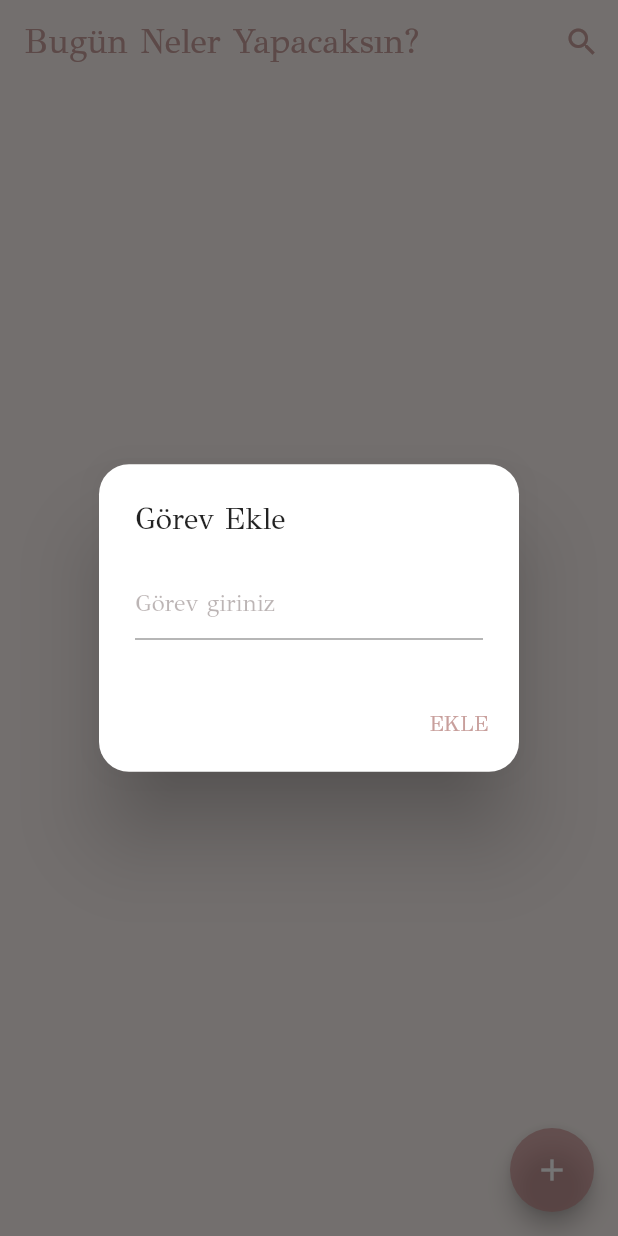
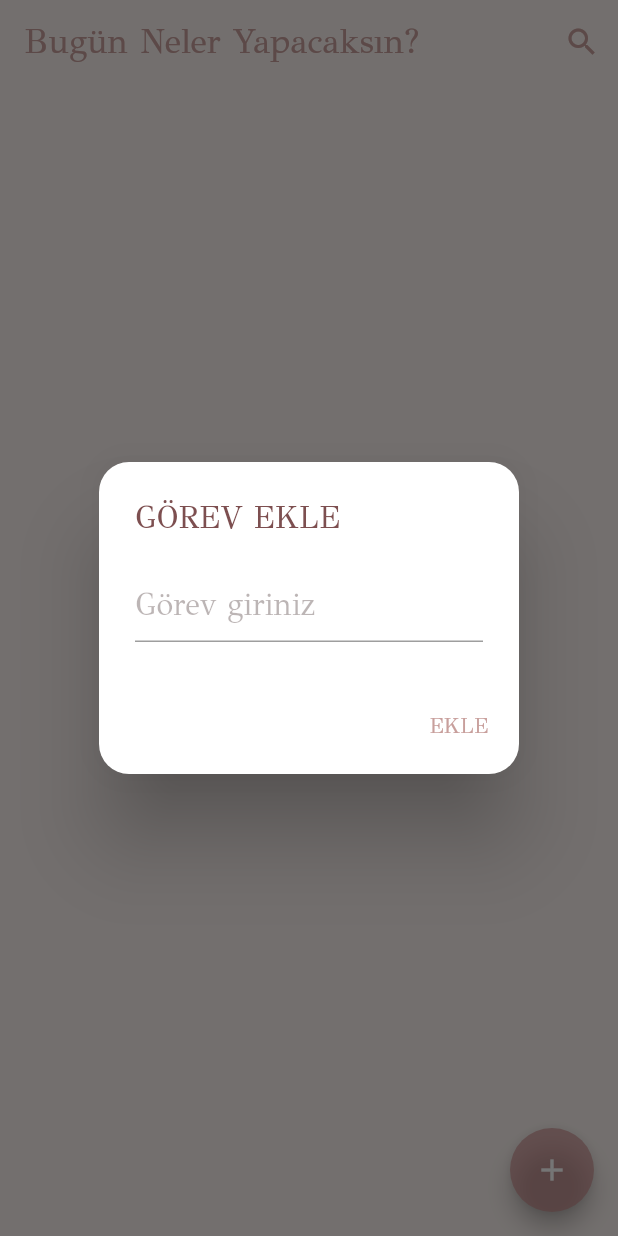
Before and after one commit to ecembostancioglu/todo_hive, a Flutter app: the screen it shows after launch, after a tap on the "add" icon, on a phone screen of 412 x 824 dp. Run offline on Flutter 3.47's test engine with Material 2 defaults, Android fonts, the phone set to English and light mode, and no system bars; our stand-ins replace flutter_screenutil, hive, hive_flutter; accounts and stored records are empty.

Commit message:
Set text colors

```diff
--- a/lib/app.dart
+++ b/lib/app.dart
@@ -14,6 +14,12 @@ class MyApp extends StatelessWidget {
           return  MaterialApp(
             debugShowCheckedModeBanner: false,
             theme: ThemeData(
+              textTheme: TextTheme(
+                titleMedium: TextStyle(
+                  color: ColorConstants.titleColor,
+                  fontSize: 18.sp
+                )
+              ),
                 fontFamily: 'Didot',
                 primarySwatch: ColorConstants.themeDataPrimaryColor,
                 appBarTheme: AppBarTheme(
--- a/lib/constants/color_constants.dart
+++ b/lib/constants/color_constants.dart
@@ -6,6 +6,7 @@ class ColorConstants{
   static const Color scaffoldColor=Color(0xfffaf2ef);
   static const Color primaryColor=Color(0xFFC89F9C);
   static const Color hintTextColor=Color(0x593F2A2A);
+  static const Color titleColor=Color(0xff7d4f50);
   static const MaterialColor themeDataPrimaryColor= MaterialColor(0xFFC89F9C,color);
 }
 
--- a/lib/constants/text_constants.dart
+++ b/lib/constants/text_constants.dart
@@ -1,6 +1,6 @@
 class TextConstants{
   static const String appBarTitle='Bugün Neler Yapacaksın?';
-  static const String gorevEkle='Görev Ekle';
+  static const String gorevEkle='GÖREV EKLE';
   static const String gorevGiriniz='Görev giriniz';
   static const String ekle='EKLE';
 }
--- a/lib/constants/widgets/alert_widget.dart
+++ b/lib/constants/widgets/alert_widget.dart
@@ -12,7 +12,8 @@ class AlertWidget{
             shape:RoundedRectangleBorder(
               borderRadius: BorderRadius.circular(20)
             ),
-            title: const Text(TextConstants.gorevEkle),
+            title: Text(TextConstants.gorevEkle,
+            style: Theme.of(context).textTheme.titleMedium),
             content: const TextField(
               style: TextStyle(
                   color: ColorConstants.primaryColor
--- a/lib/views/home.dart
+++ b/lib/views/home.dart
@@ -1,5 +1,4 @@
 import 'package:flutter/material.dart';
-import 'package:todo_hive/constants/color_constants.dart';
 import 'package:todo_hive/constants/text_constants.dart';
 import 'package:todo_hive/constants/widgets/alert_widget.dart';
 
@@ -15,7 +14,7 @@ class _HomePageState extends State<HomePage> {
   Widget build(BuildContext context) {
     return Scaffold(
       appBar: AppBar(
-        title: const Text(TextConstants.appBarTitle),
+        title:const Text(TextConstants.appBarTitle),
         actions: [
           IconButton(
               onPressed: (){},
```
